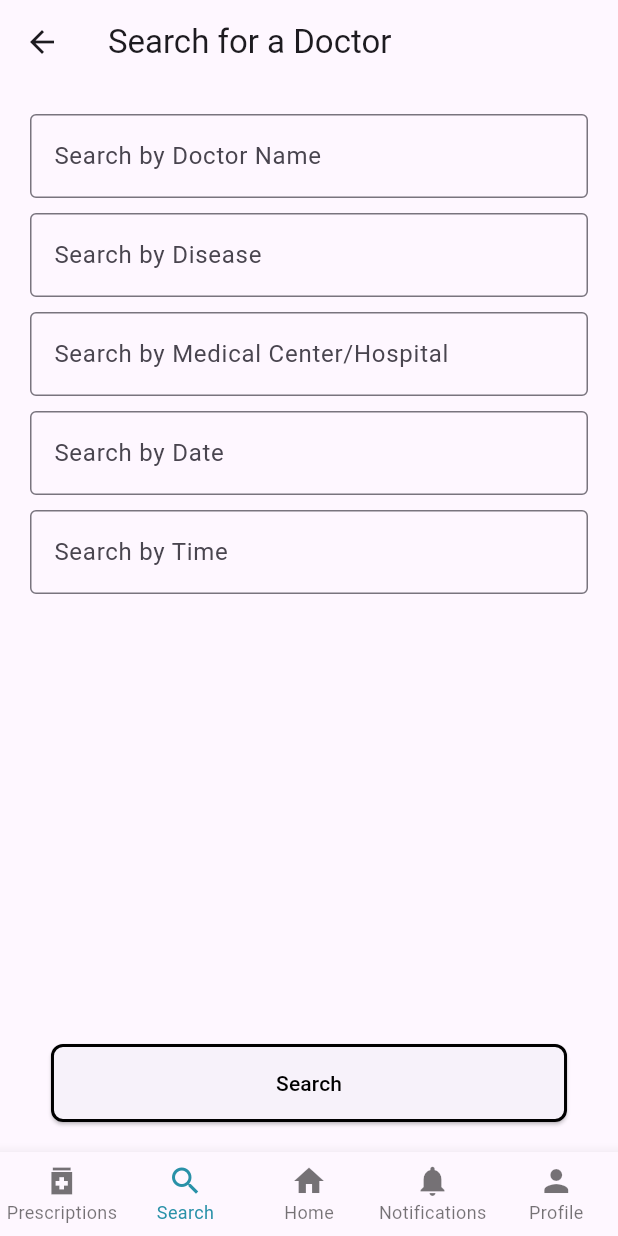
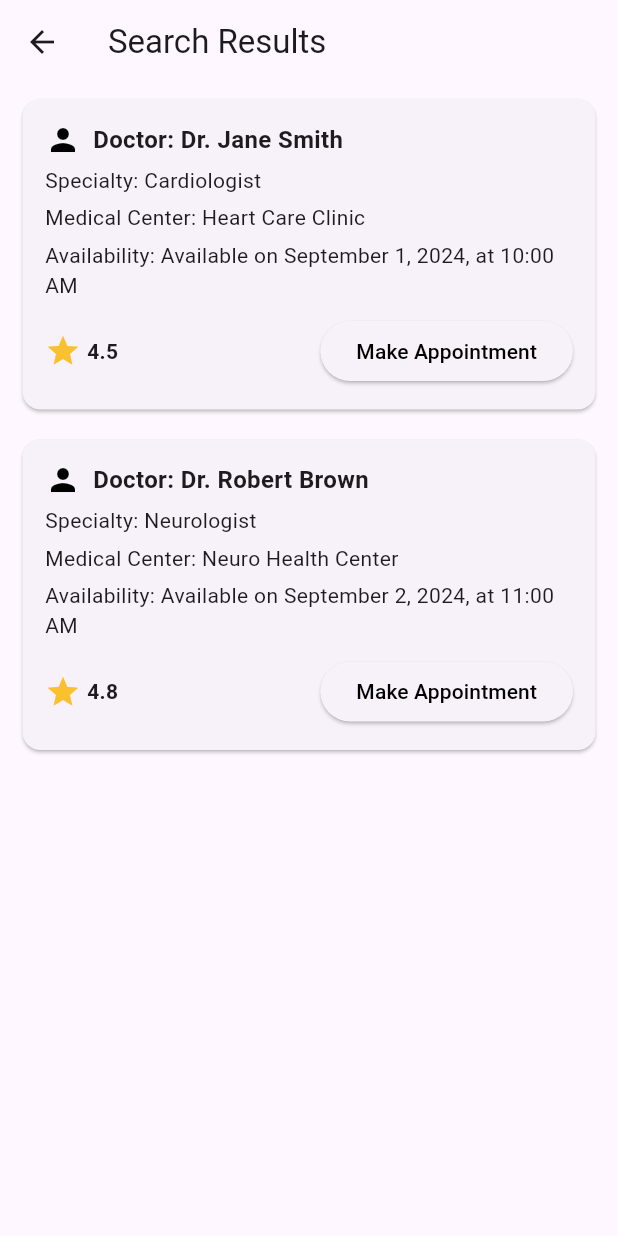
Before and after one commit to Madushansuriyabandara/Mediconnect, a Flutter app: the screen it shows after launch, item 2 of the bottom bar chosen, after a tap on "Search", on a phone screen of 412 x 824 dp. Run offline on Flutter 3.47's test engine with Material 3 defaults, Android fonts, the phone set to English and light mode, and no system bars; our stand-ins replace qr_flutter; missing offline and left inert: flutter_pdfview, mobile_device_identifier.

```diff
--- a/lib/screens/patientScreens/searchScreen/search_a_doctor.dart
+++ b/lib/screens/patientScreens/searchScreen/searchDoctor.dart
@@ -1,4 +1,5 @@
 import 'package:flutter/material.dart';
+import 'package:mediconnect/screens/patientScreens/searchScreen/searchResultPage.dart';
 import 'package:mediconnect/themes/bottomNavBar/patientBottomNavBar.dart';
 
 class SearchDoctor extends StatelessWidget {
@@ -76,7 +77,30 @@ class SearchDoctor extends StatelessWidget {
             // Search Button
             Center(
               child: ElevatedButton(
-                onPressed: () {},
+                onPressed: () {
+                  Navigator.push(
+                    context,
+                    MaterialPageRoute(
+                      builder: (context) => SearchResultsPage(
+                        doctorName: doctorNameController.text.isEmpty
+                            ? null
+                            : doctorNameController.text,
+                        disease: diseaseController.text.isEmpty
+                            ? null
+                            : diseaseController.text,
+                        medicalCenter: medicalCenterController.text.isEmpty
+                            ? null
+                            : medicalCenterController.text,
+                        date: dateController.text.isEmpty
+                            ? null
+                            : dateController.text,
+                        time: timeController.text.isEmpty
+                            ? null
+                            : timeController.text,
+                      ),
+                    ),
+                  );
+                },
                 child: const Text(
                   'Search',
                   style: TextStyle(color: Colors.black),
@@ -97,10 +121,7 @@ class SearchDoctor extends StatelessWidget {
       ),
       bottomNavigationBar: PatientBottomNavBar(
         currentIndex: 1, // Index for the 'Search' tab
-        onTap: (index) {
-          // Implement onTap callback functionality here
-          // The switch-case in the PatientBottomNavBar will handle the navigation
-        },
+        onTap: (index) {},
       ),
     );
   }
--- /dev/null
+++ b/lib/screens/patientScreens/searchScreen/searchResultPage.dart
@@ -0,0 +1,150 @@
+import 'package:flutter/material.dart';
+import 'package:mediconnect/screens/patientScreens/searchScreen/makeAppoinment.dart';
+
+class SearchResultsPage extends StatelessWidget {
+  final String? doctorName;
+  final String? disease;
+  final String? medicalCenter;
+  final String? date;
+  final String? time;
+
+  const SearchResultsPage({
+    super.key,
+    this.doctorName,
+    this.disease,
+    this.medicalCenter,
+    this.date,
+    this.time,
+  });
+
+  @override
+  Widget build(BuildContext context) {
+    // Sample search results data
+    final List<Map<String, dynamic>> searchResults = [
+      {
+        'doctor': 'Dr. Jane Smith',
+        'specialty': 'Cardiologist',
+        'medicalCenter': 'Heart Care Clinic',
+        'availability': 'Available on September 1, 2024, at 10:00 AM',
+        'rating': 4.5, // Sample rating
+        'details':
+            'Dr. Jane Smith is a highly experienced cardiologist with 15 years in the field...',
+      },
+      {
+        'doctor': 'Dr. Robert Brown',
+        'specialty': 'Neurologist',
+        'medicalCenter': 'Neuro Health Center',
+        'availability': 'Available on September 2, 2024, at 11:00 AM',
+        'rating': 4.8, // Sample rating
+        'details':
+            'Dr. Robert Brown specializes in neurological disorders and has received numerous awards...',
+      },
+      // Add more sample results here
+    ];
+
+    // Filter the search results based on the search parameters
+    final filteredResults = searchResults.where((result) {
+      final matchesDoctorName =
+          doctorName == null || result['doctor'].contains(doctorName!);
+      final matchesDisease =
+          disease == null || result['specialty'].contains(disease!);
+      final matchesMedicalCenter = medicalCenter == null ||
+          result['medicalCenter'].contains(medicalCenter!);
+      return matchesDoctorName && matchesDisease && matchesMedicalCenter;
+    }).toList();
+
+    return Scaffold(
+      appBar: AppBar(
+        title: const Text('Search Results'),
+      ),
+      body: ListView.builder(
+        itemCount: filteredResults.length,
+        itemBuilder: (context, index) {
+          final result = filteredResults[index];
+          return Card(
+            margin: const EdgeInsets.symmetric(vertical: 10, horizontal: 15),
+            child: Padding(
+              padding: const EdgeInsets.all(15),
+              child: Column(
+                crossAxisAlignment: CrossAxisAlignment.start,
+                children: [
+                  Row(
+                    children: [
+                      Icon(Icons.person, color: Colors.black),
+                      const SizedBox(width: 8),
+                      Expanded(
+                        child: Text(
+                          'Doctor: ${result['doctor']}',
+                          style: const TextStyle(
+                            fontSize: 16,
+                            fontWeight: FontWeight.bold,
+                          ),
+                        ),
+                      ),
+                    ],
+                  ),
+                  const SizedBox(height: 5),
+                  Text(
+                    'Specialty: ${result['specialty']}',
+                    style: const TextStyle(
+                      fontSize: 14,
+                    ),
+                  ),
+                  const SizedBox(height: 5),
+                  Text(
+                    'Medical Center: ${result['medicalCenter']}',
+                    style: const TextStyle(
+                      fontSize: 14,
+                    ),
+                  ),
+                  const SizedBox(height: 5),
+                  Text(
+                    'Availability: ${result['availability']}',
+                    style: const TextStyle(
+                      fontSize: 14,
+                    ),
+                  ),
+                  const SizedBox(height: 10),
+                  Row(
+                    mainAxisAlignment: MainAxisAlignment.spaceBetween,
+                    children: [
+                      Row(
+                        children: [
+                          Icon(Icons.star, color: Colors.yellow[700]),
+                          const SizedBox(width: 4),
+                          Text(
+                            '${result['rating']}',
+                            style: const TextStyle(
+                              fontSize: 14,
+                              fontWeight: FontWeight.bold,
+                            ),
+                          ),
+                        ],
+                      ),
+                      ElevatedButton(
+                        onPressed: () {
+                          Navigator.push(
+                            context,
+                            MaterialPageRoute(
+                              builder: (context) => AppointmentPage(
+                                doctorName: result['doctor'],
+                              ),
+                            ),
+                          );
+                        },
+                        child: const Text(
+                          'Make Appointment',
+                          style: TextStyle(color: Colors.black),
+                        ),
+                      ),
+                    ],
+                  ),
+                ],
+              ),
+            ),
+          );
+        },
+      ),
+    );
+  }
+}
--- a/lib/themes/bottomNavBar/patientBottomNavBar.dart
+++ b/lib/themes/bottomNavBar/patientBottomNavBar.dart
@@ -3,7 +3,7 @@ import 'package:mediconnect/screens/patientScreens/homeScreen/prescription.dart'
 import 'package:mediconnect/screens/patientScreens/homeScreen/home.dart';
 import 'package:mediconnect/screens/patientScreens/homeScreen/notification.dart';
 import 'package:mediconnect/screens/patientScreens/homeScreen/profile.dart';
-import 'package:mediconnect/screens/patientScreens/searchScreen/search_a_doctor.dart';
+import 'package:mediconnect/screens/patientScreens/searchScreen/searchDoctor.dart';
 
 class PatientBottomNavBar extends StatelessWidget {
   final int currentIndex;
```
Also changed, not shown: lib/screens/patientScreens/searchScreen/makeAppoinment.dart (added, +145 -0 lines).
